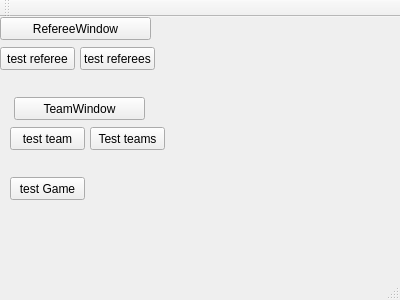
This is RefereeGameBookDV1553/mainwindow.ui in alexanderbrannlund/ProjektRefereeGameBookQt as Qt 5 draws it before an edit. The edited form follows.
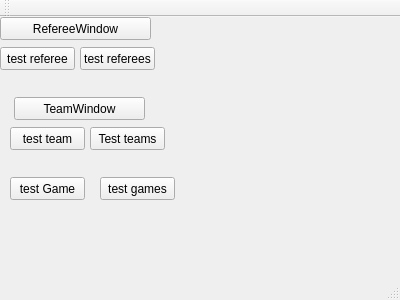
This is the edited form.

```diff
--- a/RefereeGameBookDV1553/mainwindow.ui
+++ b/RefereeGameBookDV1553/mainwindow.ui
@@ -105,6 +105,19 @@
      <string>test Game</string>
     </property>
    </widget>
+   <widget class="QPushButton" name="pushButton_8">
+    <property name="geometry">
+     <rect>
+      <x>100</x>
+      <y>160</y>
+      <width>75</width>
+      <height>23</height>
+     </rect>
+    </property>
+    <property name="text">
+     <string>test games</string>
+    </property>
+   </widget>
   </widget>
   <widget class="QMenuBar" name="menuBar">
    <property name="geometry">
```
